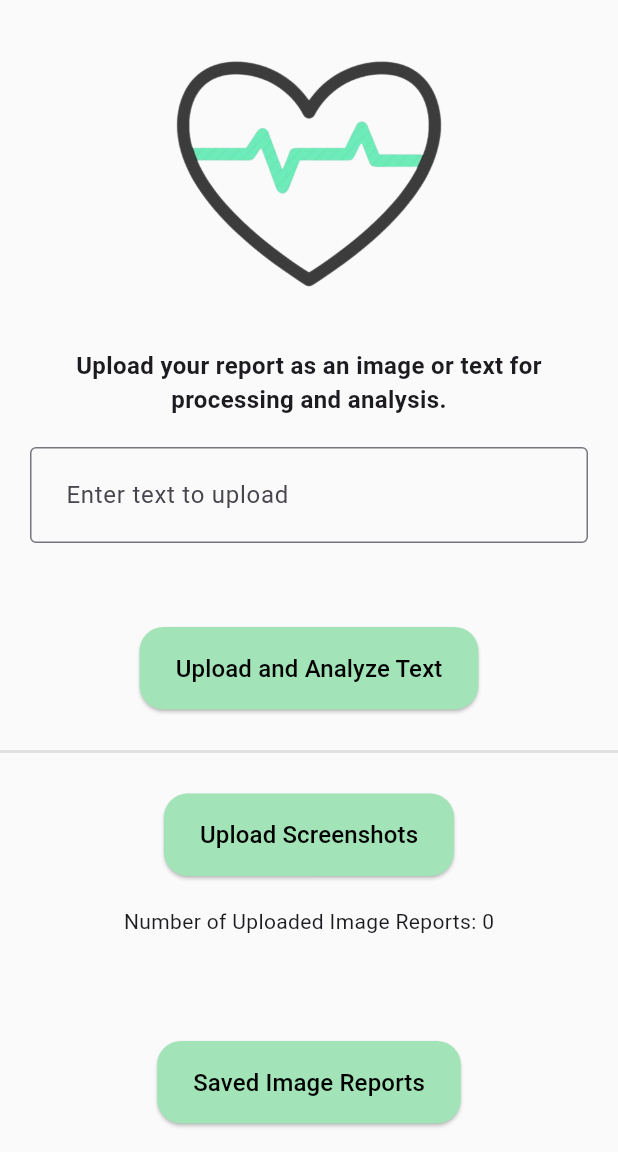
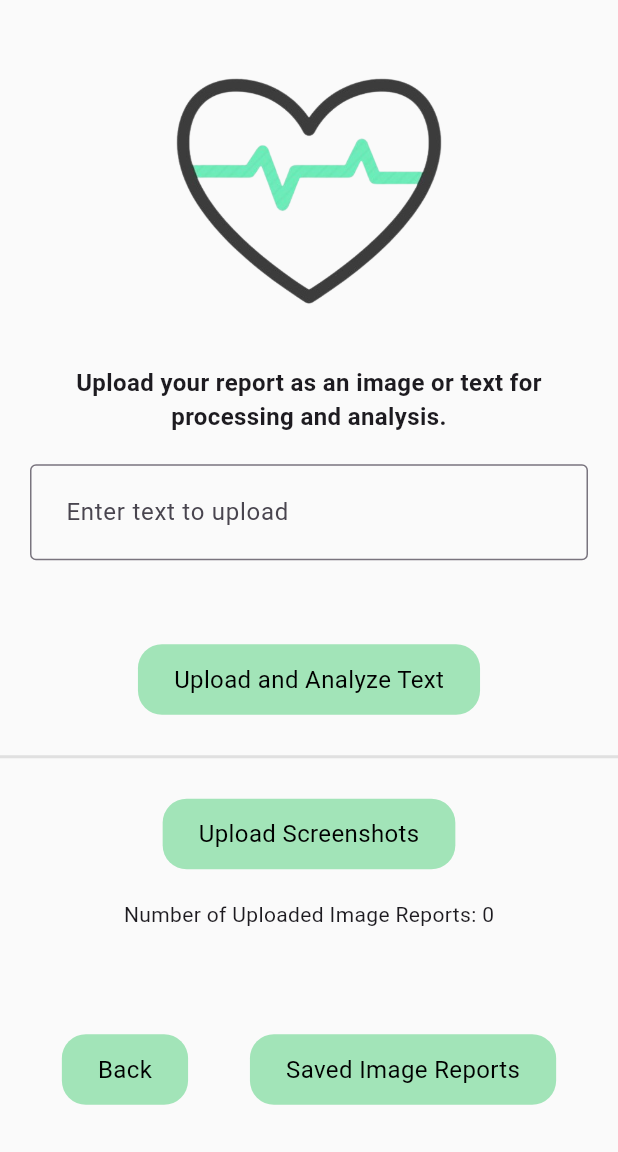
Before and after one commit to BingxinJiang1/Medicode, a Flutter app: the ReportImage screen opened directly, on a phone screen of 412 x 824 dp, the part 84-1236 px from its top. Run offline on Flutter 3.47's test engine with Material 3 defaults, Android fonts, the phone set to English and light mode, and no system bars; our stand-ins replace flutter_dotenv, flutter_riverpod, google_fonts, google_generative_ai, image_picker, supabase_flutter; accounts and stored records are empty.

Commit message:
update UI

```diff
--- a/lib/pages/upload_page.dart
+++ b/lib/pages/upload_page.dart
@@ -2,13 +2,12 @@ import 'package:flutter/material.dart';
 import 'package:flutter_dotenv/flutter_dotenv.dart';
 import 'package:gemini/pages/feedback.dart';
 import 'package:gemini/pages/view_uploads.dart';
+import 'package:gemini/pages/disclaimer_screen.dart'; // Import the DisclaimerPage
 import 'package:google_generative_ai/google_generative_ai.dart';
 import 'package:image_picker/image_picker.dart';
 import 'package:mime/mime.dart';
 import 'package:supabase_flutter/supabase_flutter.dart';
 import 'package:gemini/pages/login.dart';
-import 'package:http/http.dart' as http;
-import 'dart:convert';
 import 'dart:typed_data';
 
 class ReportImage extends StatefulWidget {
@@ -20,6 +19,7 @@ class ReportImage extends StatefulWidget {
 
 class _ReportImageState extends State<ReportImage> {
   final TextEditingController _textController = TextEditingController();
+  final FocusNode _focusNode = FocusNode();
   final Color mint = const Color.fromARGB(255, 162, 228, 184);
   String? apiResults; // Variable to store API results
   int uploadedFileCount = 0;
@@ -84,7 +84,6 @@ class _ReportImageState extends State<ReportImage> {
       final textPath = '$userId/report_${DateTime.now().toIso8601String()}.txt';
 
       try {
-        // Save text file to Supabase storage
         await Supabase.instance.client.storage
             .from('report_images')
             .uploadBinary(
@@ -96,7 +95,6 @@ class _ReportImageState extends State<ReportImage> {
               ),
             );
 
-        // Save metadata to Supabase
         await Supabase.instance.client
             .from('report_image_text_metadata')
             .insert({
@@ -110,7 +108,6 @@ class _ReportImageState extends State<ReportImage> {
           uploadedFileCount += 1;
         });
 
-        // Simplify medical text using Gemini API
         final apiKey = dotenv.env['APIKEY']!;
         final model = GenerativeModel(model: 'gemini-pro', apiKey: apiKey);
 
@@ -121,14 +118,13 @@ class _ReportImageState extends State<ReportImage> {
         final response = await model.generateContent(content);
         var generatedText = response.text ?? "No result generated";
 
-        // Store result in state
         setState(() {
           apiResults = generatedText;
         });
 
-        // Inform the user of success
         ScaffoldMessenger.of(context).showSnackBar(
-          const SnackBar(content: Text('Text successfully uploaded and analyzed')),
+          const SnackBar(
+              content: Text('Text successfully uploaded and analyzed')),
         );
 
         Navigator.pushReplacement(
@@ -256,7 +252,8 @@ class _ReportImageState extends State<ReportImage> {
                 padding: const EdgeInsets.symmetric(horizontal: 20.0),
                 child: Text(
                   'Upload your report as an image or text for processing and analysis.',
-                  style: const TextStyle(fontSize: 16, fontWeight: FontWeight.bold),
+                  style: const TextStyle(
+                      fontSize: 16, fontWeight: FontWeight.bold),
                   textAlign: TextAlign.center,
                 ),
               ),
@@ -266,6 +263,7 @@ class _ReportImageState extends State<ReportImage> {
                 child: SizedBox(
                   height: 100,
                   child: TextField(
+                    focusNode: _focusNode,
                     controller: _textController,
                     decoration: const InputDecoration(
                       border: OutlineInputBorder(),
@@ -277,26 +275,48 @@ class _ReportImageState extends State<ReportImage> {
                     style: const TextStyle(fontSize: 16),
                     keyboardType: TextInputType.multiline,
                     maxLines: null,
+                    onTap: () {
+                      // Request focus to bring up the keyboard
+                      _focusNode.requestFocus();
+                    },
                   ),
                 ),
               ),
               const SizedBox(height: 20),
-              ElevatedButton(
-                onPressed: () => uploadText(context),
-                style: buttonStyle(),
-                child: const Text('Upload and Analyze Text',
-                    style: TextStyle(color: Colors.black, fontSize: 16)),
+              GestureDetector(
+                onTap: () => uploadText(context),
+                child: Container(
+                  padding: const EdgeInsets.symmetric(
+                      horizontal: 24, vertical: 12),
+                  decoration: BoxDecoration(
+                    borderRadius: BorderRadius.circular(16),
+                    color: mint,
+                  ),
+                  child: const Text(
+                    'Upload and Analyze Text',
+                    style: TextStyle(color: Colors.black, fontSize: 16),
+                  ),
+                ),
               ),
               const SizedBox(height: 20),
               Divider(
                   thickness: 2,
-                  color: Colors.grey[300]), // Adding a dividing line
+                  color: Colors.grey[300]),
               const SizedBox(height: 20),
-              ElevatedButton(
-                onPressed: () => uploadImages(context),
-                style: buttonStyle(),
-                child: const Text('Upload Screenshots',
-                    style: TextStyle(color: Colors.black, fontSize: 16)),
+              GestureDetector(
+                onTap: () => uploadImages(context),
+                child: Container(
+                  padding: const EdgeInsets.symmetric(
+                      horizontal: 24, vertical: 12),
+                  decoration: BoxDecoration(
+                    borderRadius: BorderRadius.circular(16),
+                    color: mint,
+                  ),
+                  child: const Text(
+                    'Upload Screenshots',
+                    style: TextStyle(color: Colors.black, fontSize: 16),
+                  ),
+                ),
               ),
               const SizedBox(height: 20),
               Text('Number of Uploaded Image Reports: $uploadedFileCount'),
@@ -310,28 +330,49 @@ class _ReportImageState extends State<ReportImage> {
     );
   }
 
-  ButtonStyle buttonStyle() {
-    return ElevatedButton.styleFrom(
-      backgroundColor: mint,
-      shape: RoundedRectangleBorder(borderRadius: BorderRadius.circular(16)),
-      padding: const EdgeInsets.symmetric(horizontal: 24, vertical: 16),
-    );
-  }
-
   Widget navigationButtons(BuildContext context) {
     return Row(
       mainAxisAlignment: MainAxisAlignment.spaceEvenly,
       children: [
-        ElevatedButton(
-          onPressed: () {
+        GestureDetector(
+          onTap: () {
+            Navigator.pushReplacement(
+                context,
+                MaterialPageRoute(
+                    builder: (context) => const DisclaimerPage()));
+          },
+          child: Container(
+            padding: const EdgeInsets.symmetric(
+                horizontal: 24, vertical: 12),
+            decoration: BoxDecoration(
+              borderRadius: BorderRadius.circular(16),
+              color: mint,
+            ),
+            child: const Text(
+              'Back',
+              style: TextStyle(color: Colors.black, fontSize: 16),
+            ),
+          ),
+        ),
+        GestureDetector(
+          onTap: () {
             Navigator.pushReplacement(
                 context,
                 MaterialPageRoute(
                     builder: (context) => const ViewUploadsPage()));
           },
-          style: buttonStyle(),
-          child: const Text("Saved Image Reports",
-              style: TextStyle(color: Colors.black, fontSize: 16)),
+          child: Container(
+            padding: const EdgeInsets.symmetric(
+                horizontal: 24, vertical: 12),
+            decoration: BoxDecoration(
+              borderRadius: BorderRadius.circular(16),
+              color: mint,
+            ),
+            child: const Text(
+              'Saved Image Reports',
+              style: TextStyle(color: Colors.black, fontSize: 16),
+            ),
+          ),
         ),
       ],
     );
```
